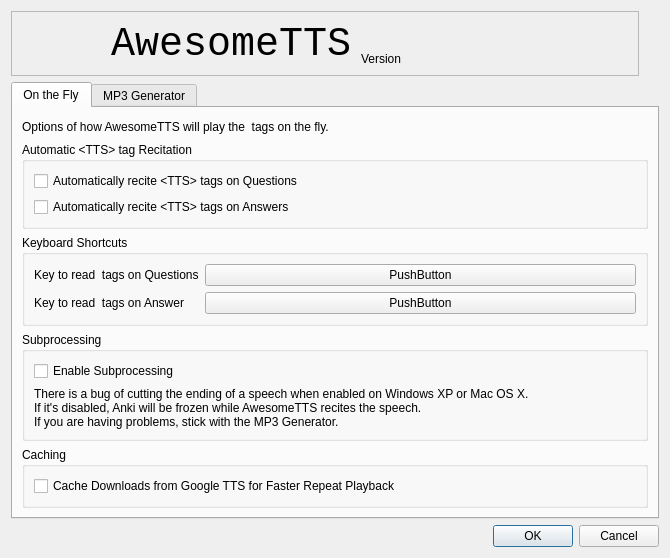
Above: awesometts/designer/configurator.ui from runehol/AwesomeTTS before the change. Below: the same form after it.
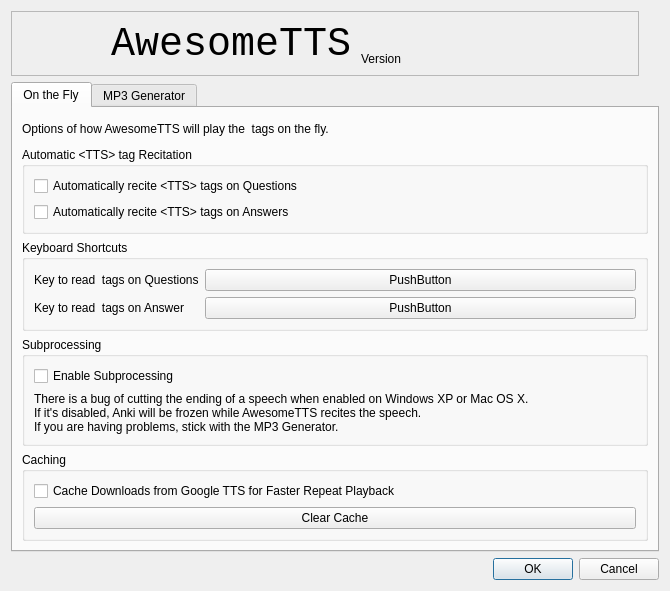
That is the form after the change.

Commit message:
Clear Cache Button on Configuration Layout
Adds a new button to the configuration layout called "pushClearCache"
that will be usable for viewing the state of the cache and also clearing
it.

The edit to the form file:
```diff
--- a/awesometts/designer/configurator.ui
+++ b/awesometts/designer/configurator.ui
@@ -7,7 +7,7 @@
     <x>0</x>
     <y>0</y>
     <width>670</width>
-    <height>558</height>
+    <height>591</height>
    </rect>
   </property>
   <property name="windowTitle">
@@ -220,6 +220,13 @@
                 </property>
                </widget>
               </item>
+              <item>
+               <widget class="QPushButton" name="pushClearCache">
+                <property name="text">
+                 <string>Clear Cache</string>
+                </property>
+               </widget>
+              </item>
              </layout>
             </widget>
            </item>
```
